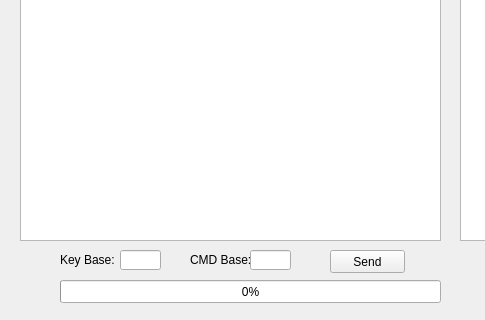
Qt form src/user-interfaces/gui-custom-cmd.ui (Donn13Darko/uC_Interfacer) before a commit; both pictures show x 0 to 485 and y 100 to 420 of the 1050 by 420 pixel window.
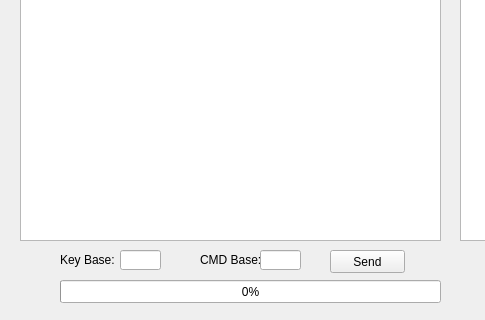
The same form after that commit.

```diff
--- a/src/user-interfaces/gui-custom-cmd.ui
+++ b/src/user-interfaces/gui-custom-cmd.ui
@@ -71,7 +71,7 @@
   <widget class="QLabel" name="CustomCMDBase_Label">
    <property name="geometry">
     <rect>
-     <x>190</x>
+     <x>200</x>
      <y>350</y>
      <width>61</width>
      <height>20</height>
@@ -238,7 +238,7 @@
   <widget class="QLineEdit" name="CustomCMDBase_LineEdit">
    <property name="geometry">
     <rect>
-     <x>250</x>
+     <x>260</x>
      <y>350</y>
      <width>41</width>
      <height>20</height>
```
Left out of the diff: 46 changed lines with no effect on the pictures.
